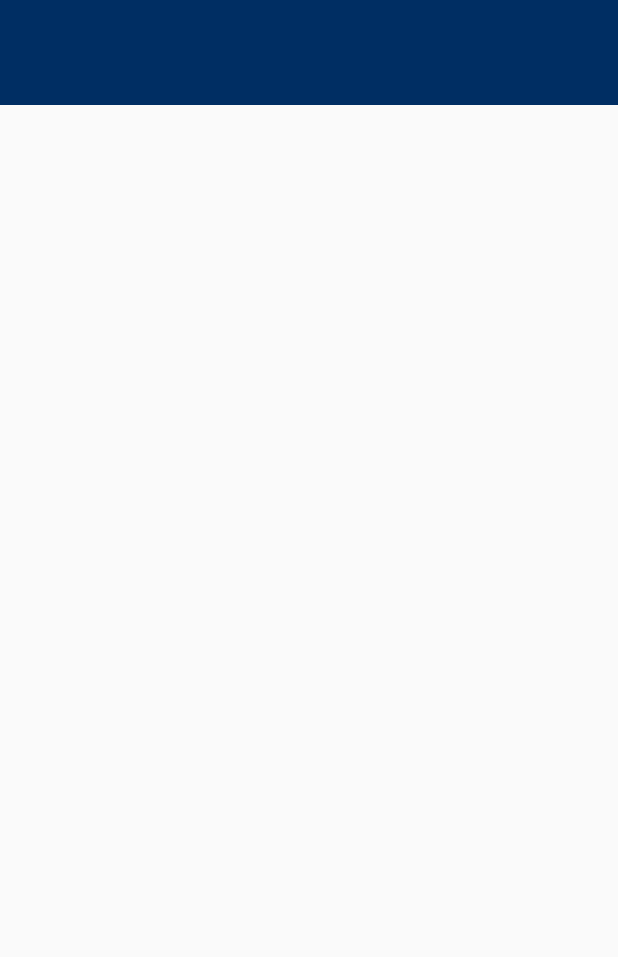
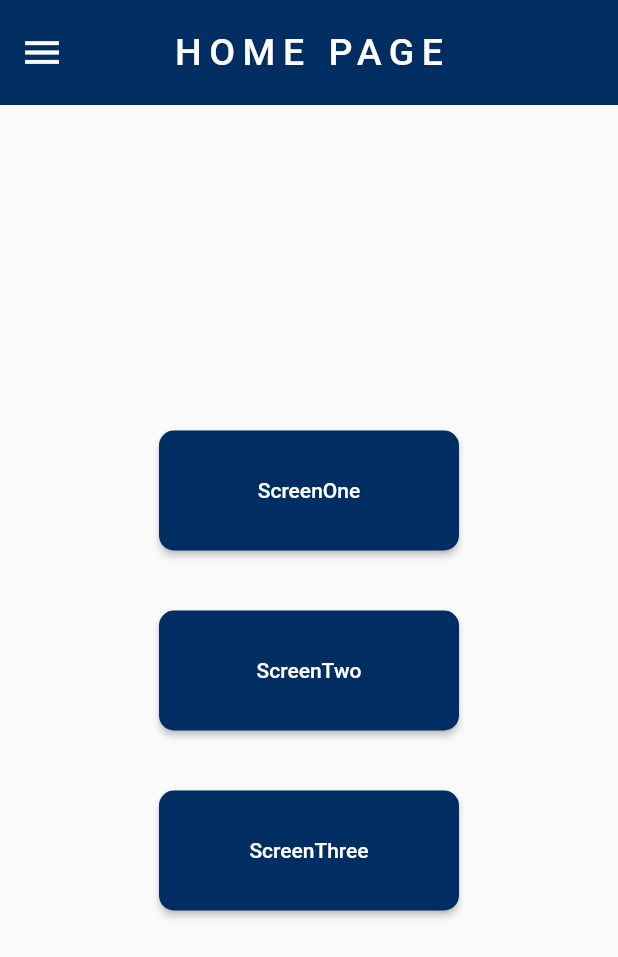
Before and after one commit to vincentmworia/flutter-mqtt-template-2, a Flutter app: the screen it shows after launch, after a tap on "Login", on a phone screen of 412 x 824 dp. Shown: the top 957 px of the screen. Run offline on Flutter 3.47's test engine with Material 2 defaults, Android fonts, the phone set to English and light mode, and no system bars; missing offline and left inert: mqtt_client.

Commit message:
fourth commit

```diff
--- a/lib/helpers/mqtt.dart
+++ b/lib/helpers/mqtt.dart
@@ -1,7 +1,6 @@
 import 'dart:async';
 import 'dart:io';
 
-import 'package:platform_device_id/platform_device_id.dart';
 import 'package:flutter/foundation.dart';
 import 'package:mqtt_client/mqtt_client.dart';
 import 'package:mqtt_client/mqtt_server_client.dart';
@@ -13,7 +12,7 @@ Future<MqttServerClient> prepareMqttClient() async {
   // String? deviceId = await PlatformDeviceId.getDeviceId;
   String? deviceId = "Vincent";
 
-  print(deviceId);
+  // print(deviceId);
 
   client = MqttServerClient.withPort(
       "ceb1d69ea6904c50836dc3ce8214c321.s1.eu.hivemq.cloud",
@@ -51,7 +50,20 @@ Future<MqttServerClient> prepareMqttClient() async {
 
   try {
     print("Connecting");
-    await client.connect();
+    await client.connect().then((_) {
+      client.subscribe('plc/#', MqttQos.atMostOnce);
+
+      client.updates?.listen((List<MqttReceivedMessage<MqttMessage>> c) {
+        final MqttPublishMessage recMess = c[0].payload as MqttPublishMessage;
+        final message =
+            MqttPublishPayload.bytesToStringAsString(recMess.payload.message);
+        // print(message);
+
+        MqttProvider().setScreenOneData(message);
+
+        if (c[0].topic == 'plc/screen_one') {}
+      });
+    });
   } catch (e) {
     if (kDebugMode) {
       print('\n\nException: $e');
@@ -105,3 +117,19 @@ void pong() {
     print('Ping response client callback invoked');
   }
 }
+
+// todo subscribe to all mqtt channels
+class MqttProvider with ChangeNotifier {
+  MqttServerClient? _mqttClient;
+  String? _screenOneData;
+
+  MqttServerClient? get mqttClient => _mqttClient;
+
+  void setScreenOneData(String data) {
+    _screenOneData = data;
+    print(data);
+    notifyListeners();
+  }
+
+  String get screenOneData => _screenOneData ?? "....";
+}
--- a/lib/main.dart
+++ b/lib/main.dart
@@ -1,6 +1,10 @@
 import 'package:flutter/material.dart';
-import 'package:mqtt_client/mqtt_server_client.dart';
+import 'package:provider/provider.dart';
 
+import './screens/home_screen.dart';
+import './screens/screen_one.dart';
+import './screens/screen_three.dart';
+import './screens/screen_two.dart';
 import './helpers/mqtt.dart';
 import './screens/auth_screen.dart';
 
@@ -20,14 +24,15 @@ class MyApp extends StatefulWidget {
 }
 
 class _MyAppState extends State<MyApp> {
-  late MqttServerClient mqttClient;
+  // late MqttServerClient mqttClient;
 
-  Future<void> _attemptMqttLogin() async =>
-      mqttClient = await prepareMqttClient();
+  Future<void> _attemptMqttLogin() async => await prepareMqttClient();
 
   @override
   Widget build(BuildContext context) {
-    return MaterialApp(
+    return ChangeNotifierProvider(
+      create: (_) => MqttProvider(),
+      child: MaterialApp(
         title: MyApp.appTitle,
         debugShowCheckedModeBanner: false,
         theme: ThemeData(
@@ -41,10 +46,23 @@ class _MyAppState extends State<MyApp> {
             titleTextStyle: Theme.of(context).textTheme.titleLarge!.copyWith(
                 color: Colors.white, fontSize: 25.0, letterSpacing: 5.0),
           ).copyWith(
-          iconTheme: const IconThemeData(size: 30.0),
+            iconTheme: const IconThemeData(size: 30.0, color: Colors.white),
           ),
         ),
         home: AuthScreen(_attemptMqttLogin),
+        routes: {
+          HomeScreen.routeName: (_) => const HomeScreen(),
+          ScreenOne.routeName: (_) => const ScreenOne(),
+          ScreenTwo.routeName: (_) => const ScreenTwo(),
+          ScreenThree.routeName: (_) => const ScreenThree(),
+        },
+        onGenerateRoute: (settings) => MaterialPageRoute(
+          builder: (_) => AuthScreen(_attemptMqttLogin),
+        ),
+        onUnknownRoute: (settings) => MaterialPageRoute(
+          builder: (_) => AuthScreen(_attemptMqttLogin),
+        ),
+      ),
     );
   }
 }
--- a/lib/screens/auth_screen.dart
+++ b/lib/screens/auth_screen.dart
@@ -1,11 +1,13 @@
 import 'package:flutter/material.dart';
-import 'package:mqtt_template_2/screens/home_screen.dart';
+
+import '../screens/home_screen.dart';
 import '../../main.dart';
 
 class AuthScreen extends StatefulWidget {
   const AuthScreen(this.attemptMqttLogin, {Key? key}) : super(key: key);
   final Function attemptMqttLogin;
 
+  static const routeName = '/auth_screen';
   @override
   State<AuthScreen> createState() => _AuthScreenState();
 }
@@ -49,11 +51,11 @@ class _AuthScreenState extends State<AuthScreen> {
     });
     await widget.attemptMqttLogin();
 
-    setState(() {
-      _isLoggingIn = false;
-    });
-    Future.delayed(Duration.zero).then((value) => Navigator.pushReplacement(
-        context, MaterialPageRoute(builder: (_) => const HomeScreen())));
+    // setState(() {
+    //   _isLoggingIn = false;
+    // });
+    Future.delayed(Duration.zero).then((value) =>
+        Navigator.pushReplacementNamed(context, HomeScreen.routeName));
   }
 
   @override
--- a/lib/screens/home_screen.dart
+++ b/lib/screens/home_screen.dart
@@ -1,15 +1,51 @@
 import 'package:flutter/material.dart';
+import 'package:mqtt_template_2/screens/screen_one.dart';
+import 'package:mqtt_template_2/screens/screen_three.dart';
+import 'package:mqtt_template_2/screens/screen_two.dart';
+
+import '../widgets/custom_drawer.dart';
 
 class HomeScreen extends StatelessWidget {
   const HomeScreen({Key? key}) : super(key: key);
 
   static const routeName = '/home_screen';
+
+  Widget _button(context, title, routeName) => Padding(
+        padding: const EdgeInsets.all(20.0),
+        child: ElevatedButton(
+          style: ElevatedButton.styleFrom(
+              padding: const EdgeInsets.symmetric(horizontal: 10, vertical: 5),
+              fixedSize: const Size(200, 80),
+              shape: RoundedRectangleBorder(
+                borderRadius: BorderRadius.circular(10.0),
+              )),
+          onPressed: () {
+            Navigator.pushNamed(context, routeName);
+          },
+          child: Text(title),
+        ),
+      );
+
   @override
   Widget build(BuildContext context) {
     return SafeArea(
         child: Scaffold(
-      appBar: AppBar(),
-      body: Container(),
+      appBar: AppBar(
+        title: const Text("HOME PAGE"),
+      ),
+      drawer: const CustomDrawer(),
+      body: SizedBox(
+        width: double.infinity,
+        child: Column(
+          mainAxisAlignment: MainAxisAlignment.center,
+          crossAxisAlignment: CrossAxisAlignment.center,
+          children: [
+            _button(context, "ScreenOne", ScreenOne.routeName),
+            _button(context, "ScreenTwo", ScreenTwo.routeName),
+            _button(context, "ScreenThree", ScreenThree.routeName),
+          ],
+        ),
+      ),
     ));
   }
 }
--- a/pubspec.yaml
+++ b/pubspec.yaml
@@ -13,6 +13,7 @@ dependencies:
   cupertino_icons: ^1.0.2
   mqtt_client: ^9.7.2
   platform_device_id: ^1.0.1
+  provider: ^6.0.4
 
 dev_dependencies:
   flutter_test:
```
Also changed, not shown: lib/screens/screen_one.dart (added, +31 -0 lines), lib/screens/screen_three.dart (added, +23 -0 lines), lib/screens/screen_two.dart (added, +20 -0 lines), lib/widgets/custom_drawer.dart (added, +46 -0 lines), pubspec.lock. Lines whose indentation alone changed are shown as unchanged.
